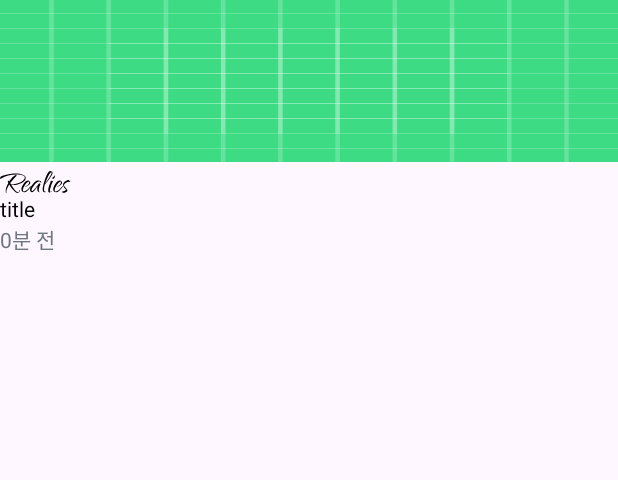
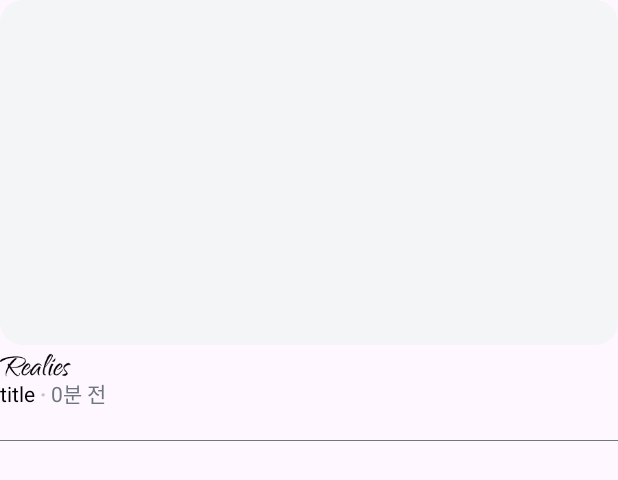
Before and after one commit to fbseong/Realies_Android, an Android app: the layout item_news_thumb.xml on its own in the app's theme, with its tools: preview values and no code run, on a phone screen of 412 x 824 dp. Shown: the top 480 px of the screen. Run offline under Robolectric (Android 15) with nearby library versions, the phone set to English and light mode, and no system bars.

```diff
--- a/app/src/main/java/com/selfpro/realies/App.kt
+++ b/app/src/main/java/com/selfpro/realies/App.kt
@@ -3,4 +3,7 @@ package com.selfpro.realies
 import android.app.Application
 
 class App : Application() {
+    companion object {
+        const val BASEURL = "10.0.2.2"
+    }
 }
--- a/app/src/main/java/com/selfpro/realies/data/model/NewsThumbModel.kt
+++ b/app/src/main/java/com/selfpro/realies/data/model/NewsThumbModel.kt
@@ -5,9 +5,9 @@ data class NewsThumbModel(
     val thumbImage: String,
     val createdAt: String,
     val broadCasterImage: String,
-    val subThumb: List<SubThumbModel>
+    val subThumb: List<ThumbSubModel>
 ) {
-    data class SubThumbModel(
+    data class ThumbSubModel(
         val title: String,
         val createdAt: String
     )
--- /dev/null
+++ b/app/src/main/java/com/selfpro/realies/data/network/api/NewsAPI.kt
@@ -0,0 +1,4 @@
+package com.selfpro.realies.data.network.api
+
+class NewsAPI {
+}
--- /dev/null
+++ b/app/src/main/res/drawable/bg_thumb_background.xml
@@ -0,0 +1,6 @@
+<?xml version="1.0" encoding="utf-8"?>
+<shape xmlns:android="http://schemas.android.com/apk/res/android"
+    xmlns:app="http://schemas.android.com/apk/res-auto">
+    <corners android:radius="15dp" />
+    <solid android:color="#FFF3F5F7" />
+</shape>
--- a/app/src/main/res/layout/fragment_realies.xml
+++ b/app/src/main/res/layout/fragment_realies.xml
@@ -17,13 +17,13 @@
             <androidx.appcompat.widget.AppCompatImageView
                 android:layout_width="wrap_content"
                 android:layout_height="wrap_content"
-                android:layout_marginBottom="15dp"
                 android:src="@drawable/bg_realies"
                 app:layout_constraintStart_toStartOf="parent"
                 app:layout_constraintTop_toTopOf="parent" />
 
             <androidx.appcompat.widget.AppCompatEditText
                 android:layout_width="match_parent"
+                android:layout_marginTop="15sp"
                 android:layout_height="wrap_content"
                 android:layout_marginBottom="10dp"
                 android:background="@drawable/bg_index_box"
--- a/app/src/main/res/layout/item_news_thumb.xml
+++ b/app/src/main/res/layout/item_news_thumb.xml
@@ -1,38 +1,70 @@
 <?xml version="1.0" encoding="utf-8"?>
-<layout xmlns:android="http://schemas.android.com/apk/res/android">
+<layout xmlns:android="http://schemas.android.com/apk/res/android"
+    xmlns:tools="http://schemas.android.com/tools">
 
     <androidx.appcompat.widget.LinearLayoutCompat
         android:layout_width="match_parent"
+        android:layout_height="wrap_content"
         android:layout_marginBottom="20dp"
-        android:orientation="vertical"
-        android:layout_height="wrap_content">
+        android:orientation="vertical">
+
 
         <androidx.appcompat.widget.AppCompatImageView
             android:layout_width="match_parent"
-            android:layout_height="wrap_content"
+            android:layout_height="230dp"
             android:layout_marginBottom="5dp"
-            android:background="@drawable/ic_launcher_background"/>
+            android:background="@drawable/bg_thumb_background" />
+
 
         <androidx.appcompat.widget.AppCompatImageView
             android:layout_width="wrap_content"
             android:layout_height="16dp"
             android:scaleType="fitStart"
-            android:src="@drawable/bg_realies"/>
+            android:src="@drawable/bg_realies" />
+
+        <androidx.appcompat.widget.LinearLayoutCompat
+            android:layout_width="match_parent"
+            android:layout_marginBottom="5dp"
+            android:layout_height="wrap_content">
+
+            <androidx.appcompat.widget.AppCompatTextView
+                android:id="@+id/tv_title"
+                android:layout_width="wrap_content"
+                android:layout_height="wrap_content"
+                android:text="title"
+                android:textColor="@color/black"
+                android:textSize="14sp" />
 
             <androidx.appcompat.widget.AppCompatTextView
                 android:layout_width="wrap_content"
                 android:layout_height="wrap_content"
-            android:textColor="@color/black"
-            android:id="@+id/tv_title"
-            android:textSize="14sp"
-            android:text="title"/>
+                android:text="·"
+                android:layout_marginHorizontal="3dp"
+                android:textStyle="bold"
+                android:textColor="@color/index"
+                android:alpha="0.4"
+                android:textSize="14sp" />
 
             <androidx.appcompat.widget.AppCompatTextView
                 android:layout_width="wrap_content"
                 android:layout_height="wrap_content"
+                android:text="0분 전"
                 android:textColor="@color/index"
-            android:textSize="14sp"
-            android:text="0분 전"/>
+                android:textSize="14sp" />
+
+        </androidx.appcompat.widget.LinearLayoutCompat>
+
+        <androidx.recyclerview.widget.RecyclerView
+            android:layout_width="match_parent"
+            android:layout_marginBottom="15dp"
+            tools:itemCount="1"
+            tools:listitem="@layout/item_news_thumb_sub"
+            android:layout_height="wrap_content"/>
+
+        <View
+            android:layout_width="match_parent"
+            android:background="@color/index"
+            android:layout_height="0.5dp"/>
 
     </androidx.appcompat.widget.LinearLayoutCompat>
 
```
Also changed, not shown: app/src/main/java/com/selfpro/realies/adapter/NewsThumbSubAdapter.kt (added, +22 -0 lines), app/src/main/java/com/selfpro/realies/data/network/ClientRetrofit.kt (added, +25 -0 lines), app/src/main/java/com/selfpro/realies/data/network/HeaderInterceptor.kt (added, +13 -0 lines), app/src/main/java/com/selfpro/realies/data/network/dto/NewsDto.kt (added, +11 -0 lines), app/src/main/res/layout/item_news_thumb_sub.xml (added, +29 -0 lines). Lines whose indentation alone changed are shown as unchanged.
